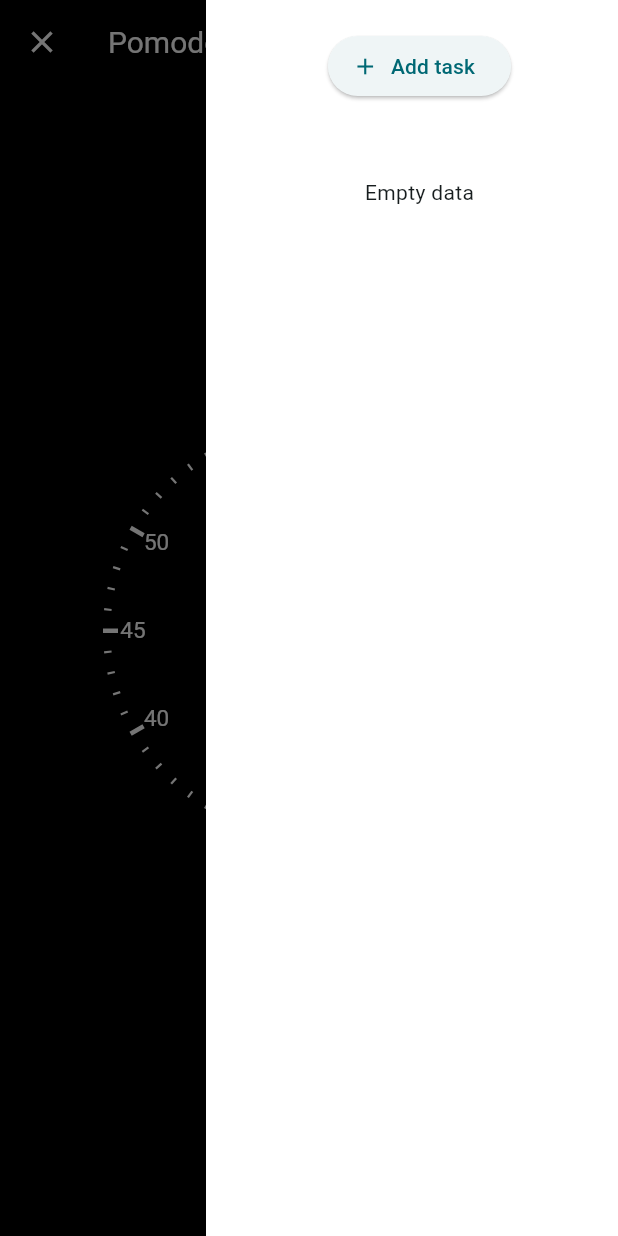
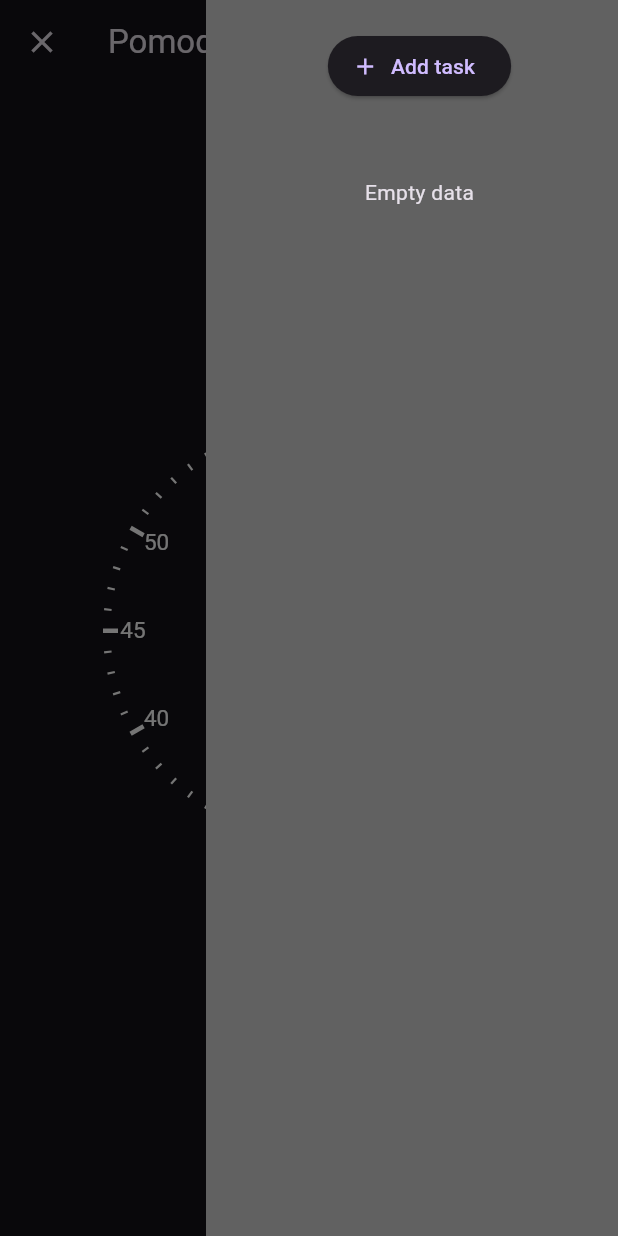
Before and after one commit to dajkim76/good_timer, a Flutter app: the screen it shows after launch, with the side drawer open, on a phone screen of 412 x 824 dp. Run offline on Flutter 3.47's test engine with Material 3 defaults, Android fonts, the phone set to English and light mode, and no system bars; our stand-ins replace fluttertoast, realm, settings_ui, shared_preferences, sprintf, wakelock; generated files the repository leaves out were written again.

Commit message:
Update dark theme

```diff
--- a/lib/home_page.dart
+++ b/lib/home_page.dart
@@ -259,7 +259,7 @@ class _MyHomePageState extends State<MyHomePage> with SingleTickerProviderStateM
       // reset
       buttons.add(IconButton(
         icon: const Icon(
-          Icons.stop_circle_rounded,
+          Icons.cancel_outlined,
           size: kSize,
           color: kColor,
         ),
@@ -283,10 +283,6 @@ class _MyHomePageState extends State<MyHomePage> with SingleTickerProviderStateM
         child: Scaffold(
           key: _key,
           appBar: AppBar(
-            // TRY THIS: Try changing the color here to a specific color (to
-            // Colors.amber, perhaps?) and trigger a hot reload to see the AppBar
-            // change color while the other colors stay the same.
-            backgroundColor: Colors.black,
             // Here we take the value from the MyHomePage object that was created by
             // the App.build method, and use it to set our appbar title.
             title: Text(S.of(context).appName),
@@ -307,7 +303,7 @@ class _MyHomePageState extends State<MyHomePage> with SingleTickerProviderStateM
                 tooltip: S.of(context).tasks,
               ),
               IconButton(
-                icon: const Icon(Icons.alarm_on),
+                icon: const Icon(Icons.calendar_month),
                 onPressed: _onClickPomodoro,
                 tooltip: S.of(context).pomodoro_count,
               ),
--- a/lib/main.dart
+++ b/lib/main.dart
@@ -23,33 +23,11 @@ class MyApp extends StatelessWidget {
   Widget build(BuildContext context) {
     return MaterialApp(
       onGenerateTitle: (BuildContext context) => S.of(context).appName,
-      theme: ThemeData(
-        // This is the theme of your application.
-        //
-        // TRY THIS: Try running your application with "flutter run". You'll see
-        // the application has a purple toolbar. Then, without quitting the app,
-        // try changing the seedColor in the colorScheme below to Colors.green
-        // and then invoke "hot reload" (save your changes or press the "hot
-        // reload" button in a Flutter-supported IDE, or press "r" if you used
-        // the command line to start the app).
-        //
-        // Notice that the counter didn't reset back to zero; the application
-        // state is not lost during the reload. To reset the state, use hot
-        // restart instead.
-        //
-        // This works for code too, not just values: Most code changes can be
-        // tested with just a hot reload.
-        colorScheme: ColorScheme.fromSeed(seedColor: Colors.grey),
-        useMaterial3: true,
-        appBarTheme: const AppBarTheme(
-            backgroundColor: Colors.black,
-            iconTheme: IconThemeData(color: Colors.white),
-            titleTextStyle: TextStyle(color: Colors.white, fontSize: 20),
-            actionsIconTheme: IconThemeData(color: Colors.white)),
-        scaffoldBackgroundColor: Colors.black,
-      ),
+      darkTheme: ThemeData.dark(useMaterial3: true),
+      theme: ThemeData.light(useMaterial3: true),
+      themeMode: ThemeMode.dark,
       home: const MyHomePage(),
-      localizationsDelegates: [
+      localizationsDelegates: const [
         S.delegate,
         GlobalMaterialLocalizations.delegate,
         GlobalWidgetsLocalizations.delegate,
--- a/lib/task_list_drawer.dart
+++ b/lib/task_list_drawer.dart
@@ -21,7 +21,7 @@ class _TaskListDrawerState extends State<TaskListDrawer> {
 
     return Container(
       width: MediaQuery.of(context).size.width * 2 / 3,
-      color: Colors.white,
+      color: Theme.of(context).secondaryHeaderColor,
       padding: EdgeInsets.fromLTRB(20, 20, 10, 10),
       child: Column(
         children: [
@@ -88,7 +88,6 @@ class _TaskListDrawerState extends State<TaskListDrawer> {
         context: context,
         builder: (context) {
           return AlertDialog(
-            backgroundColor: Colors.white,
             title: Text(S.of(context).task_name),
             content: TextField(
               controller: textFieldController,
@@ -115,7 +114,6 @@ class _TaskListDrawerState extends State<TaskListDrawer> {
         context: context,
         builder: (context) {
           return AlertDialog(
-            backgroundColor: Colors.white,
             title: Text(taskName),
             content: Text(S.of(context).confirm_deletion),
             actions: <Widget>[
```
